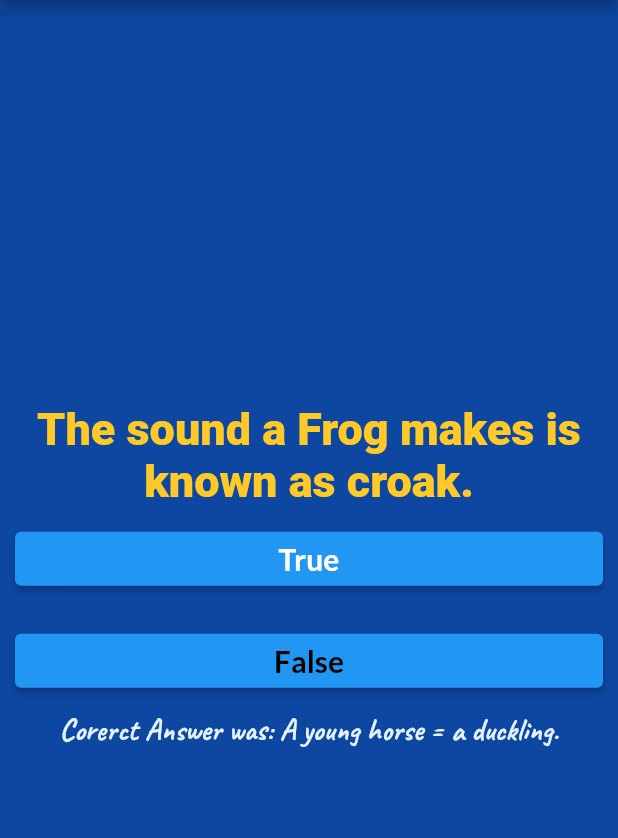
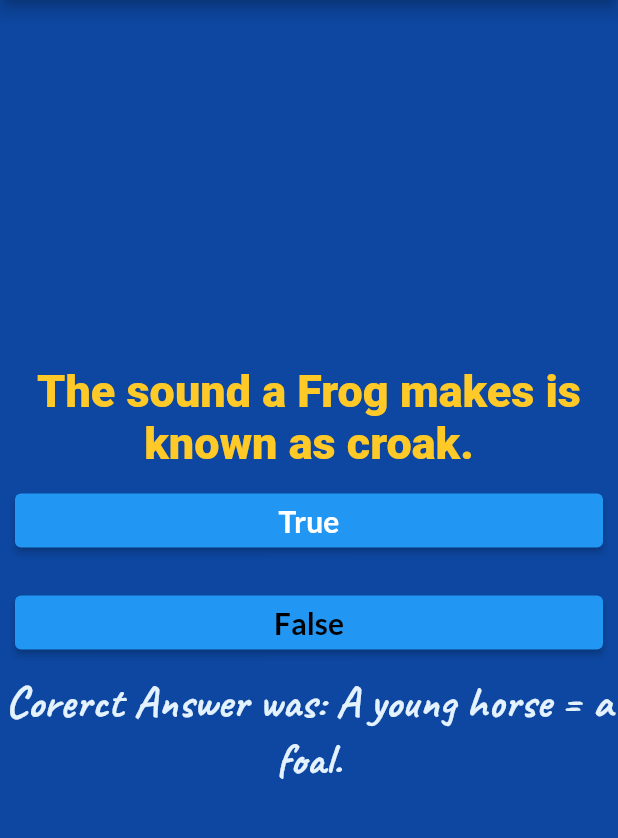
Before and after one commit to sanjibsinha/elementary_dart_flutter_for_beginners, a Flutter app: the screen it shows after launch, after a tap on "True", after a tap on "False", on a phone screen of 412 x 824 dp, the part 84-922 px from its top. Run offline on Flutter 3.47's test engine with Material 2 defaults, Android fonts, the phone set to English and light mode, and no system bars; our stand-ins replace google_fonts; Roboto replaces fonts that are missing (Laila).

Commit message:
Update app_home_page.dart

```diff
--- a/lib/view/app_home_page.dart
+++ b/lib/view/app_home_page.dart
@@ -33,7 +33,7 @@ class _AppHomePageState extends State<AppHomePage> {
     } else if (questionIndex == 1) {
       check = 'Corerct Answer was: 640 acres = 1 square mile.';
     } else if (questionIndex == 2) {
-      check = 'Corerct Answer was: A young horse = a duckling.';
+      check = 'Corerct Answer was: A young horse = a foal.';
     } else if (questionIndex == 3) {
       check = 'Corerct Answer was: The sound a Frog makes = croak.';
     } else if (questionIndex > 3) {
@@ -78,7 +78,7 @@ class _AppHomePageState extends State<AppHomePage> {
                 textAlign: TextAlign.center,
                 style: GoogleFonts.caveat(
                   textStyle: Theme.of(context).textTheme.headline6,
-                  fontSize: 20,
+                  fontSize: 30,
                   fontWeight: FontWeight.w700,
                   color: Colors.blue.shade50,
                 ),
```
